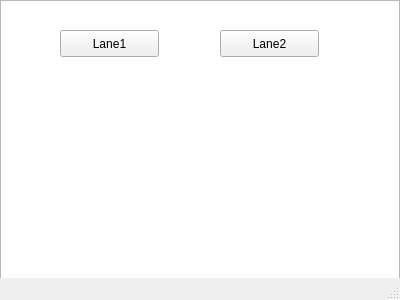
First picture: the form in mainwindow.ui, repository luym11/routing, before the edit.
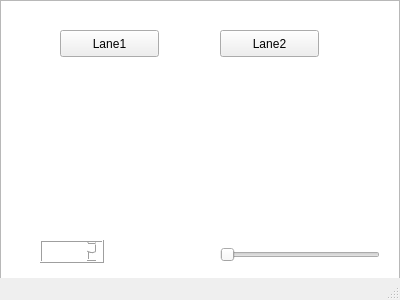
Second picture: the form after the edit.

Commit message: slider, display

The edit to the form file:
```diff
--- a/mainwindow.ui
+++ b/mainwindow.ui
@@ -50,6 +50,38 @@
      <string>Lane2</string>
     </property>
    </widget>
+   <widget class="QSlider" name="horizontalSlider">
+    <property name="geometry">
+     <rect>
+      <x>220</x>
+      <y>240</y>
+      <width>160</width>
+      <height>29</height>
+     </rect>
+    </property>
+    <property name="minimum">
+     <number>2</number>
+    </property>
+    <property name="maximum">
+     <number>5</number>
+    </property>
+    <property name="orientation">
+     <enum>Qt::Horizontal</enum>
+    </property>
+   </widget>
+   <widget class="QLCDNumber" name="lcdNumber">
+    <property name="geometry">
+     <rect>
+      <x>40</x>
+      <y>240</y>
+      <width>64</width>
+      <height>23</height>
+     </rect>
+    </property>
+    <property name="intValue" stdset="0">
+     <number>2</number>
+    </property>
+   </widget>
   </widget>
   <widget class="QStatusBar" name="statusBar"/>
  </widget>
```
The commit also changes 2 other files.
